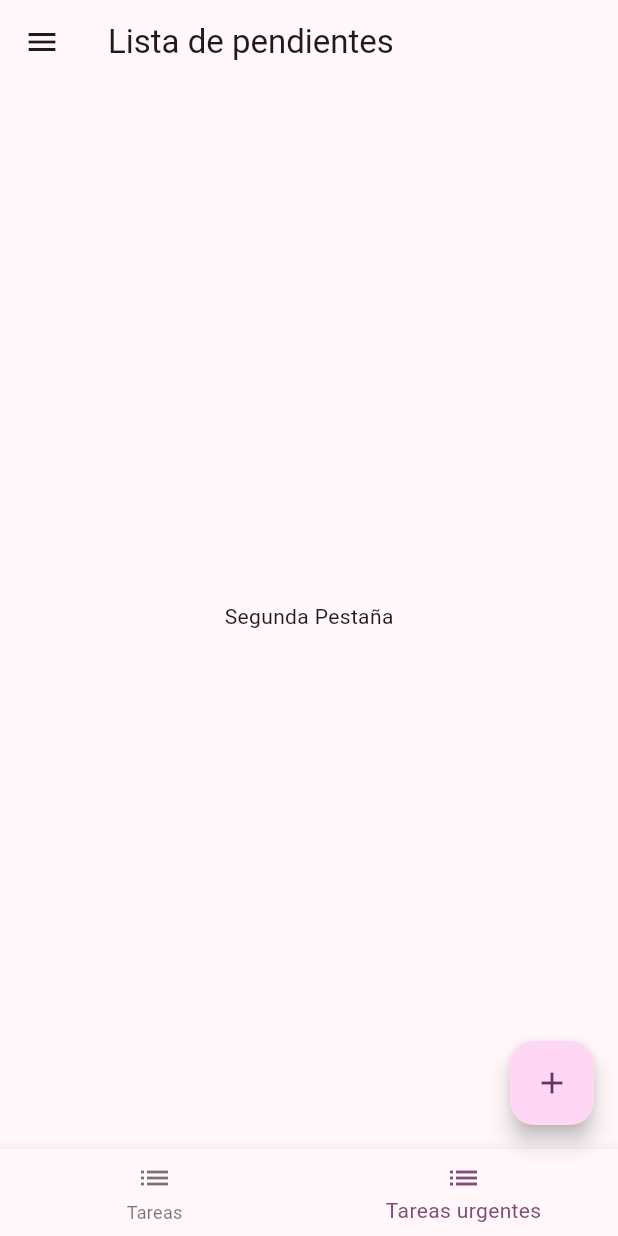
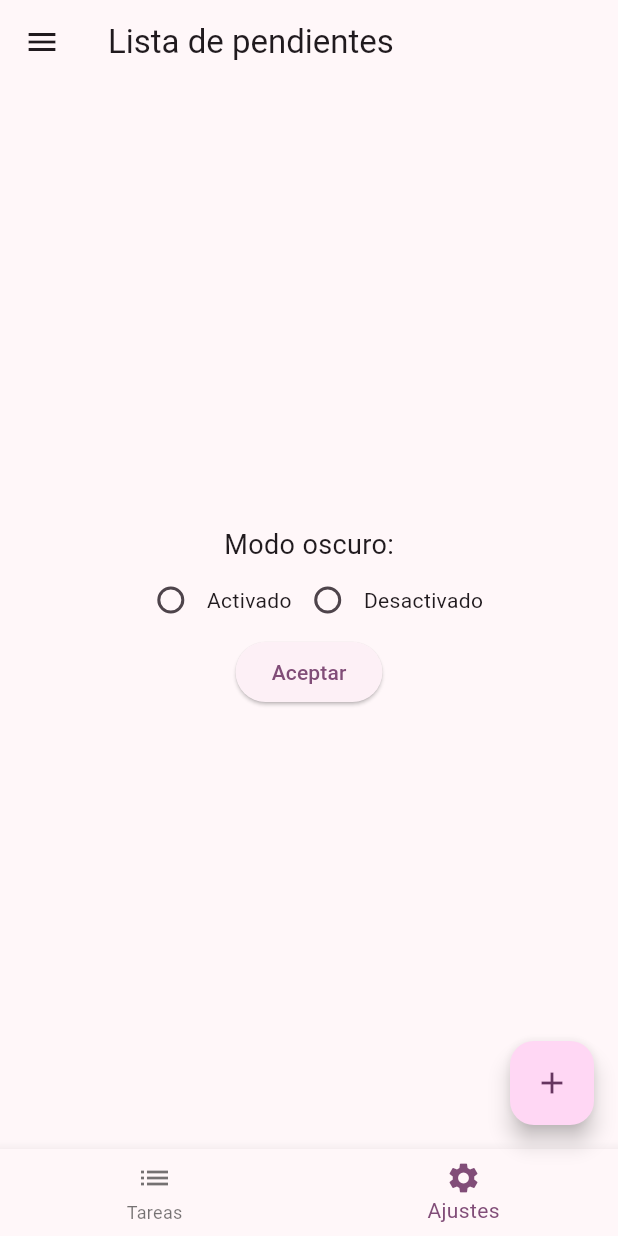
Before and after one commit to NayeliFabiolaArmendarizMartinez/Aplicacion_pendientes, a Flutter app: the screen it shows after launch, item 2 of the bottom bar chosen, on a phone screen of 412 x 824 dp. Run offline on Flutter 3.47's test engine with Material 2 defaults, Android fonts, the light colour scheme and no system bars.

Commit message:
RadioButton

```diff
--- a/lib/main.dart
+++ b/lib/main.dart
@@ -11,7 +11,7 @@ class MyApp extends StatelessWidget {
       title: 'Mi Aplicación',
       theme: ThemeData(
         useMaterial3: true,
-        colorSchemeSeed: Color.fromARGB(255, 224, 41, 215),
+        colorSchemeSeed: const Color.fromARGB(255, 224, 41, 215),
       ),
       home: const MyHomePage(),
     );
@@ -45,6 +45,8 @@ class _MyHomePageState extends State<MyHomePage> {
     Pendiente(tarea: "Examen de Conmmutacion"),
     Pendiente(tarea: "Sacar una constancia"),
   ];
+  int _selectedRadio = -1;
+
 
   void _onTabTapped(int index) {
     setState(() {
@@ -86,6 +88,45 @@ class _MyHomePageState extends State<MyHomePage> {
     );
   }
 
+   Future<void> _AlertDialogActivado() async {
+    showDialog(
+      context: context,
+      builder: (BuildContext context) {
+        return AlertDialog(
+          title: const Text('Modo oscuro'),
+          content: const Text('Activado'),
+          actions: <Widget>[
+            TextButton(
+              onPressed: () {
+                Navigator.of(context).pop();
+              },
+              child: const Text('Cerrar'),
+            ),
+          ],
+        );
+      },
+    );
+  }
+  Future<void> _AlertDialogDesactivado() async {
+    showDialog(
+      context: context,
+      builder: (BuildContext context) {
+        return AlertDialog(
+          title: const Text('Modo oscuro'),
+          content: const Text('Desactivado'),
+          actions: <Widget>[
+            TextButton(
+              onPressed: () {
+                Navigator.of(context).pop();
+              },
+              child: const Text('Cerrar'),
+            ),
+          ],
+        );
+      },
+    );
+  }
+
   @override
   Widget build(BuildContext context) {
     final List<Widget> screens = [
@@ -110,9 +151,8 @@ class _MyHomePageState extends State<MyHomePage> {
           }).toList(),
         ),
       ),
-      const Center(
-        child: Text('Segunda Pestaña'),
-      ),
+       _buildSecondTab(),
+
     ];
 
     return Scaffold(
@@ -129,8 +169,8 @@ class _MyHomePageState extends State<MyHomePage> {
             label: 'Tareas',
           ),
           BottomNavigationBarItem(
-            icon: Icon(Icons.list),
-            label: 'Tareas urgentes',
+            icon: Icon(Icons.settings),
+            label: 'Ajustes',
           ),
         ],
       ),
@@ -169,4 +209,55 @@ class _MyHomePageState extends State<MyHomePage> {
       ),
     );
   }
+  //-----------------------------------------------
+  Widget _buildSecondTab() {
+    return Center(
+      child: Column(
+        mainAxisAlignment: MainAxisAlignment.center,
+        children: <Widget>[
+          const Text(
+            'Modo oscuro:',
+            style: TextStyle(fontSize: 18),
+          ),
+          Row(
+            mainAxisAlignment: MainAxisAlignment.center,
+            children: <Widget>[
+              Radio(
+                value: 1,
+                groupValue: _selectedRadio,
+                onChanged: (int? value) {
+                  setState(() {
+                    _selectedRadio = value!;
+                  });
+                },
+              ),
+              const Text('Activado'),
+              Radio(
+                value: 2,
+                groupValue: _selectedRadio,
+                onChanged: (int? value) {
+                  setState(() {
+                    _selectedRadio = value!;
+                  });
+                },
+              ),
+              const Text('Desactivado'),
+            ],
+          ),
+          ElevatedButton(
+            onPressed: () {
+
+              if (_selectedRadio == 1) {
+
+                _AlertDialogActivado();
+              } else if (_selectedRadio == 2) {
+                _AlertDialogDesactivado();
+              }
+            },
+            child: const Text('Aceptar'),
+          ),
+        ],
+      ),
+    );
+  }
 }
```
